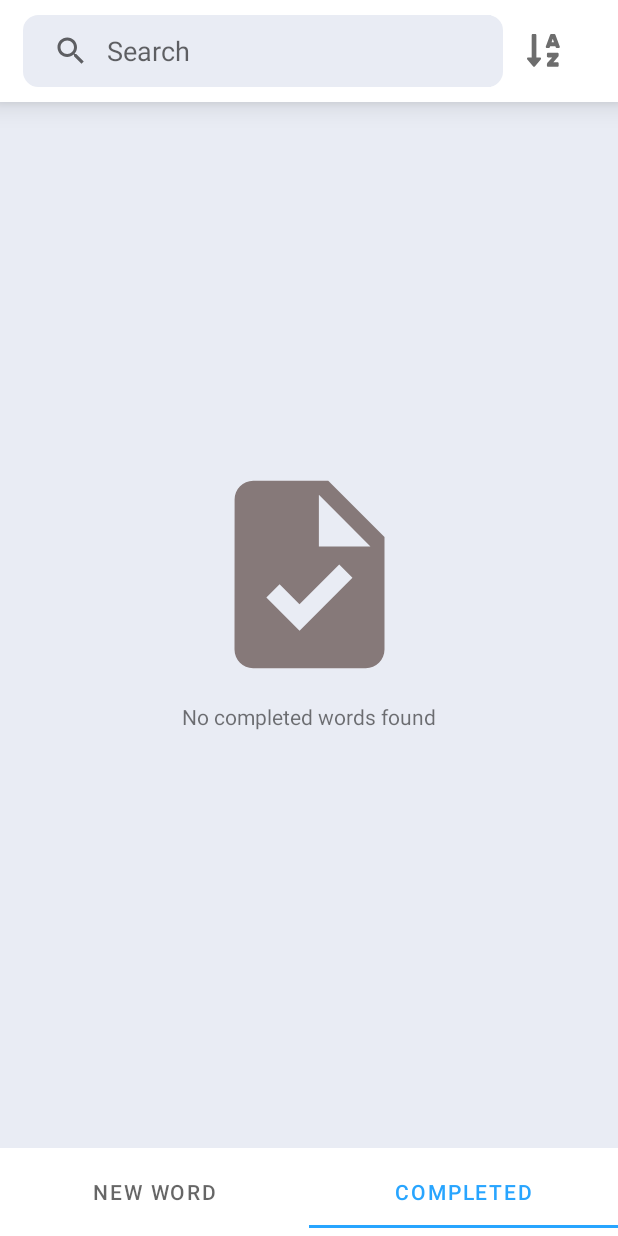
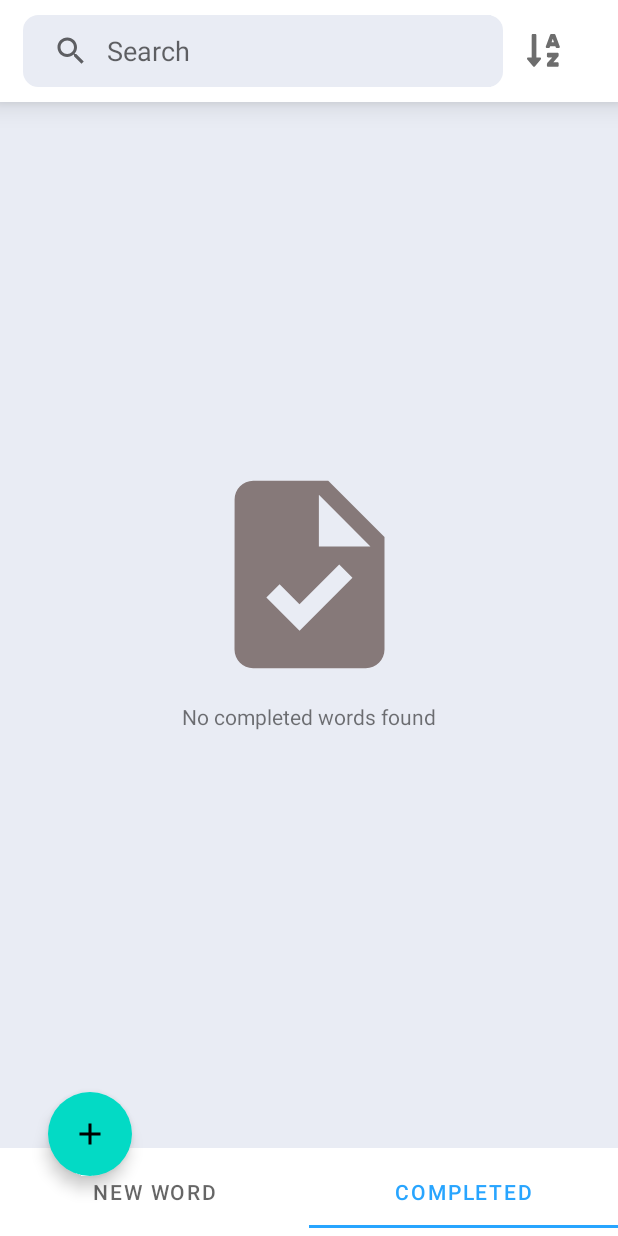
Before and after one commit to x1ang77/WordPadSubmission, an Android app: the screen it shows after launch (MainActivity), item 2 of the bottom bar chosen, on a phone screen of 412 x 824 dp. Run offline under Robolectric (Android 15) with nearby library versions, the phone set to English and light mode, and no system bars; 4 statements that could not run were skipped.

Commit message:
second commit

```diff
--- a/app/build.gradle
+++ b/app/build.gradle
@@ -53,4 +53,8 @@ dependencies {
     implementation 'androidx.fragment:fragment-ktx:1.5.4'
     implementation 'androidx.navigation:navigation-fragment-ktx:2.5.3'
     implementation 'androidx.navigation:navigation-ui-ktx:2.5.3'
+
+    implementation 'com.google.android.flexbox:flexbox:3.0.0'
+    implementation ('androidx.swiperefreshlayout:swiperefreshlayout:1.1.0')
+    implementation ("com.google.code.gson:gson:2.9.0")
 }
--- a/app/src/main/AndroidManifest.xml
+++ b/app/src/main/AndroidManifest.xml
@@ -15,6 +15,7 @@
         tools:targetApi="31">
         <activity
             android:name=".MainActivity"
+            android:windowSoftInputMode="adjustResize|stateAlwaysHidden"
             android:exported="true">
             <intent-filter>
                 <action android:name="android.intent.action.MAIN" />
--- a/app/src/main/java/com/chiaching/wordpad_project/MyApplication.kt
+++ b/app/src/main/java/com/chiaching/wordpad_project/MyApplication.kt
@@ -1,8 +1,24 @@
 package com.chiaching.wordpad_project
 
 import android.app.Application
+import android.content.Context
 import com.chiaching.wordpad_project.repository.WordRepository
+import com.chiaching.wordpad_project.utils.StorageService
+import com.google.gson.Gson
 
 class MyApplication : Application() {
     val wordRepo = WordRepository.getInstance()
+    lateinit var storageService: StorageService
+
+    override fun onCreate() {
+        super.onCreate()
+        val name: String = this.packageName ?: throw NullPointerException("No package name found")
+        val storageService = StorageService.getInstance(
+            this.getSharedPreferences(name, Context.MODE_PRIVATE),
+            Gson()
+        )
+    }
+
 }
+
+//MVVM, Clean Architecture
--- /dev/null
+++ b/app/src/main/java/com/chiaching/wordpad_project/model/SortBy.kt
@@ -0,0 +1,5 @@
+package com.chiaching.wordpad_project.model
+
+enum class SortBy {
+    TITLE, DATE
+}
--- /dev/null
+++ b/app/src/main/java/com/chiaching/wordpad_project/model/SortKey.kt
@@ -0,0 +1,5 @@
+package com.chiaching.wordpad_project.model
+
+enum class SortKey {
+    SORT_BY, SORT_ORDER
+}
--- /dev/null
+++ b/app/src/main/java/com/chiaching/wordpad_project/model/SortOrder.kt
@@ -0,0 +1,5 @@
+package com.chiaching.wordpad_project.model
+
+enum class SortOrder {
+    ASC, DESC
+}
--- a/app/src/main/java/com/chiaching/wordpad_project/ui/MainFragment.kt
+++ b/app/src/main/java/com/chiaching/wordpad_project/ui/MainFragment.kt
@@ -5,15 +5,14 @@ import android.view.LayoutInflater
 import android.view.View
 import android.view.ViewGroup
 import android.widget.SearchView
-import android.widget.Toast
 import androidx.fragment.app.Fragment
 import androidx.fragment.app.setFragmentResultListener
+import androidx.navigation.fragment.NavHostFragment
 import androidx.navigation.fragment.navArgs
 import com.chiaching.wordpad_project.adapter.PagerAdapter
 import com.chiaching.wordpad_project.databinding.FragmentMainBinding
-import com.chiaching.wordpad_project.model.Word
-import com.chiaching.wordpad_project.repository.WordRepository
 import com.google.android.material.tabs.TabLayoutMediator
+import com.chiaching.wordpad_project.utils.Dropdown
 
 class MainFragment: Fragment() {
     private lateinit var binding: FragmentMainBinding
@@ -34,6 +33,7 @@ class MainFragment: Fragment() {
         super.onViewCreated(view, savedInstanceState)
         val navArgs: DetailsFragmentArgs by navArgs()
 
+
         val adapter = PagerAdapter(
             listOf(newWordsFragment, completedWordsFragment ),
             requireActivity().supportFragmentManager,
@@ -41,9 +41,6 @@ class MainFragment: Fragment() {
         )
 
 //        val search = binding.svSearch.on
-
-
-
 
         binding.viewPager.adapter = adapter
 
@@ -54,6 +51,12 @@ class MainFragment: Fragment() {
                 else -> "none"
             }
         }.attach()
+
+
+        binding.fabetGotoDropdown.setOnClickListener{
+            val action = MainFragmentDirections.actionMainFragmentToDropdownFragment()
+            NavHostFragment.findNavController(this).navigate(action)
+        }
 
 
         setFragmentResultListener("from_details") { _, result ->
--- /dev/null
+++ b/app/src/main/java/com/chiaching/wordpad_project/utils/StorageService.kt
@@ -0,0 +1,52 @@
+package com.chiaching.wordpad_project.utils
+
+import android.content.SharedPreferences
+import com.google.gson.Gson
+
+class StorageService private constructor(
+    private val sharedPref: SharedPreferences,
+    private val gson: Gson
+    ) {
+    fun setString(key:String, value:String){
+        val editor = sharedPref.edit()
+        editor.putString(key, value)
+        editor.apply()
+    }
+
+    fun getString(key:String):String{
+        return sharedPref.getString(key, null) ?: ""
+    }
+
+    fun removeString(key: String){
+        val editor = sharedPref.edit()
+        editor.remove(key)
+        editor.apply()
+    }
+  fun setBoolean(key:String, value:Boolean){
+        val editor = sharedPref.edit()
+        editor.putBoolean(key, value)
+        editor.apply()
+    }
+
+    fun getBoolean(key:String):Boolean{
+        return sharedPref.getBoolean(key, false)
+    }
+
+    fun removeBoolean(key: String){
+        val editor = sharedPref.edit()
+        editor.remove(key)
+        editor.apply()
+    }
+
+    companion object {
+        private var storageService: StorageService? = null
+
+        fun getInstance(sharedPref: SharedPreferences, gson:Gson): StorageService{
+            if(storageService == null){
+                storageService = StorageService(sharedPref, gson)
+            }
+            return storageService!!
+        }
+
+    }
+}
--- a/app/src/main/res/drawable/text_box.xml
+++ b/app/src/main/res/drawable/text_box.xml
@@ -1,4 +1,4 @@
- <?xml version="1.0" encoding="utf-8"?>
+<?xml version="1.0" encoding="utf-8"?>
 <selector xmlns:android="http://schemas.android.com/apk/res/android">
     <item>
         <shape android:shape="rectangle">
--- a/app/src/main/res/layout/fragment_main.xml
+++ b/app/src/main/res/layout/fragment_main.xml
@@ -1,4 +1,8 @@
 <?xml version="1.0" encoding="utf-8"?>
+<androidx.coordinatorlayout.widget.CoordinatorLayout xmlns:android="http://schemas.android.com/apk/res/android"
+    android:layout_width="match_parent"
+    android:layout_height="match_parent"
+    xmlns:app="http://schemas.android.com/apk/res-auto">
 <LinearLayout
     xmlns:android="http://schemas.android.com/apk/res/android"
     xmlns:app="http://schemas.android.com/apk/res-auto"
@@ -6,6 +10,7 @@
     android:layout_width="match_parent"
     android:layout_height="match_parent"
     android:orientation="vertical"
+    android:weightSum="1"
     tools:context=".ui.MainFragment">
 
     <androidx.viewpager2.widget.ViewPager2
@@ -14,7 +19,6 @@
         android:layout_height="0dp"
         android:layout_weight="1"
          />
-
 
     <com.google.android.material.tabs.TabLayout
         android:id="@+id/tabLayout"
@@ -25,3 +29,15 @@
         app:tabSelectedTextColor="@color/blue" />
 
 </LinearLayout>
+
+    <com.google.android.material.floatingactionbutton.ExtendedFloatingActionButton
+        android:id="@+id/fabetGotoDropdown"
+        android:layout_width="wrap_content"
+        android:layout_height="wrap_content"
+        android:layout_gravity="bottom"
+        app:icon="@drawable/ic_baseline_add_24"
+        android:layout_marginStart="32dp"
+        android:layout_marginBottom="40dp"
+        />
+
+</androidx.coordinatorlayout.widget.CoordinatorLayout>
--- a/app/src/main/res/navigation/main_nav_graph.xml
+++ b/app/src/main/res/navigation/main_nav_graph.xml
@@ -17,6 +17,9 @@
         <action
             android:id="@+id/action_mainFragment_to_detailsFragment"
             app:destination="@id/detailsFragment" />
+        <action
+            android:id="@+id/action_mainFragment_to_dropdownFragment"
+            app:destination="@id/dropdownFragment" />
 
     </fragment>
 
@@ -48,6 +51,11 @@
             app:argType="long" />
 
     </fragment>
+    <fragment
+        android:id="@+id/dropdownFragment"
+        android:name="com.chiaching.wordpad_project.ui.DropdownFragment"
+        android:label="fragment_dropdown"
+        tools:layout="@layout/fragment_dropdown" />
 
 
 </navigation>
```
Also changed, not shown: app/src/main/java/com/chiaching/wordpad_project/ui/DropdownFragment.kt (added, +52 -0 lines), app/src/main/java/com/chiaching/wordpad_project/ui/NewWordFragment.kt (+14 -1 lines), app/src/main/java/com/chiaching/wordpad_project/utils/Dropdown.kt (added, +28 -0 lines), app/src/main/java/com/chiaching/wordpad_project/viewModels/NewWordViewModel.kt (+32 -2 lines), app/src/main/res/layout/fragment_add_word.xml (+14 -7 lines), app/src/main/res/layout/fragment_dropdown.xml (added, +33 -0 lines), app/src/main/res/layout/fragment_new_word.xml (+23 -9 lines), app/src/main/res/layout/item_layout_dropdown.xml (added, +16 -0 lines), app/src/main/res/layout/simple_text_item.xml (added, +14 -0 lines).
